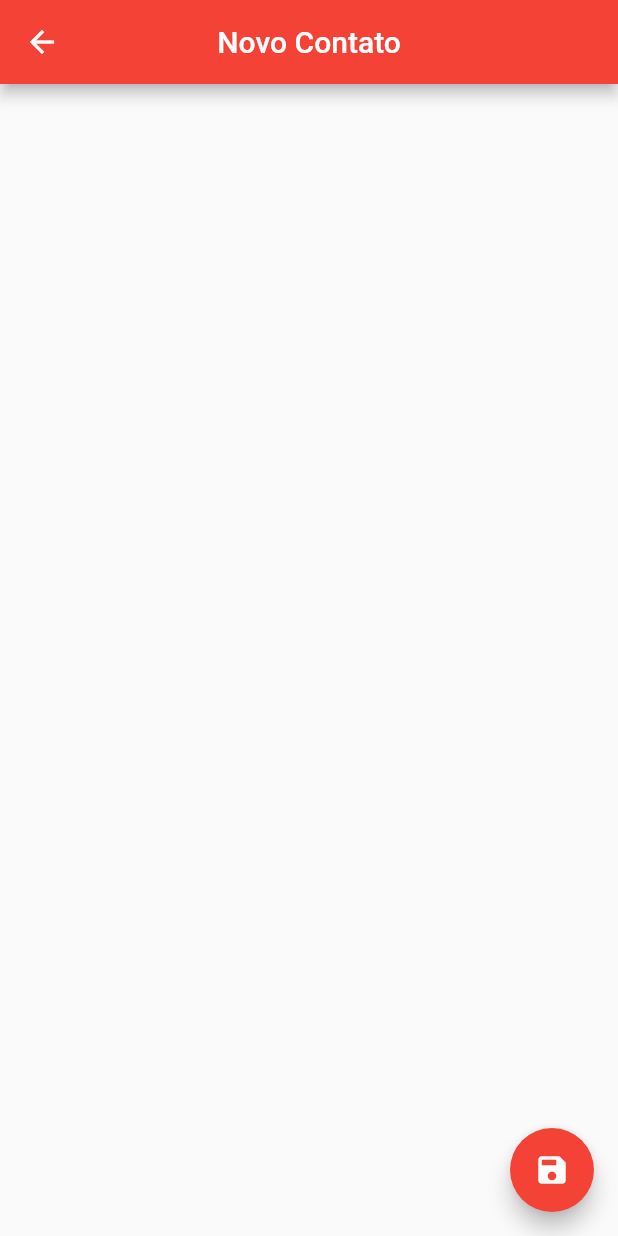
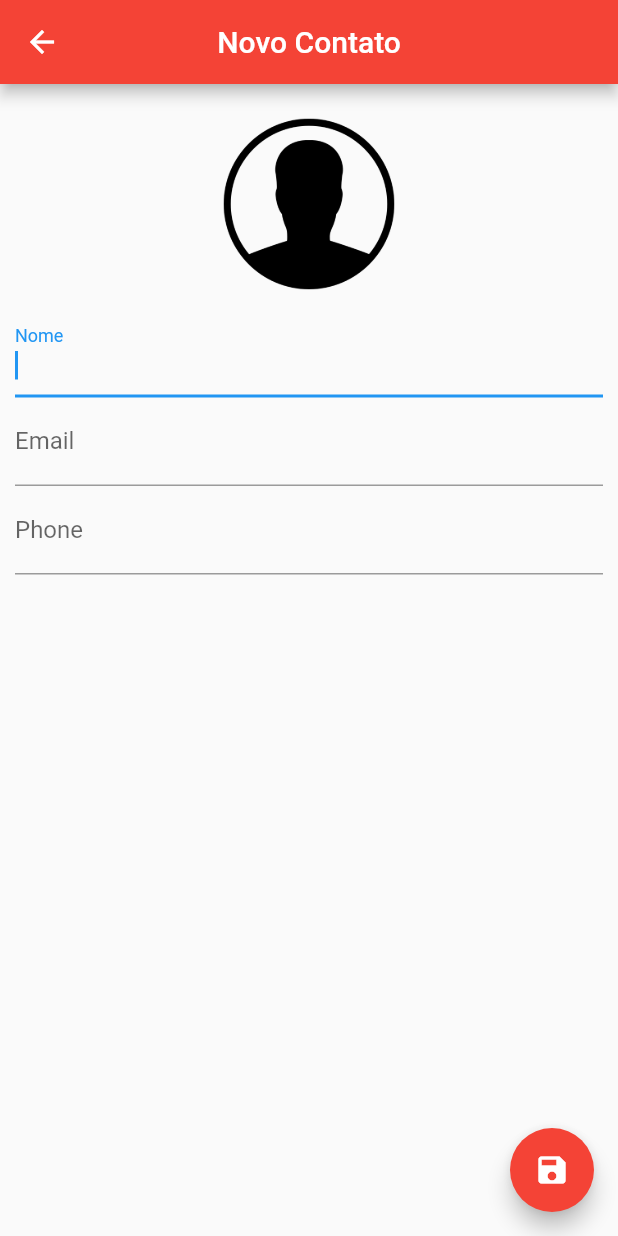
Before and after one commit to r41l1m4/agenda_contatos, a Flutter app: the ContactPage screen opened directly, after a tap on the "save" icon, on a phone screen of 412 x 824 dp. Run offline on Flutter 3.47's test engine with Material 2 defaults, Android fonts, the phone set to English and light mode, and no system bars; our stand-ins replace sqflite; accounts and stored records are empty.

Commit message:
navegacao entre telas e algumas funcoes de manipulacao de contatos

```diff
--- a/lib/ui/contact_page.dart
+++ b/lib/ui/contact_page.dart
@@ -1,3 +1,5 @@
+import 'dart:io';
+
 import 'package:agenda_contatos/helpers/contact_helper.dart';
 import 'package:flutter/material.dart';
 
@@ -13,6 +15,13 @@ class ContactPage extends StatefulWidget {
 class _ContactPageState extends State<ContactPage> {
 
   Contact _editedContact;
+  bool _userEdited = false;
+
+  final _nameController = TextEditingController();
+  final _emailController = TextEditingController();
+  final _phoneController = TextEditingController();
+
+  final _nameFocus = FocusNode();
 
   @override
   void initState() {
@@ -22,6 +31,9 @@ class _ContactPageState extends State<ContactPage> {
       _editedContact = Contact();
     }else {
       _editedContact = Contact.fromMap(widget.contact.toMap());
+      _nameController.text = _editedContact.name;
+      _emailController.text = _editedContact.email;
+      _phoneController.text = _editedContact.phone;
     }
   }
 
@@ -34,9 +46,65 @@ class _ContactPageState extends State<ContactPage> {
         centerTitle: true,
       ),
       floatingActionButton: FloatingActionButton(
-          onPressed: () {},
+          onPressed: () {
+            if(_editedContact.name != null && _editedContact.name.isNotEmpty) {
+              Navigator.pop(context, _editedContact);
+            }else {
+              FocusScope.of(context).requestFocus(_nameFocus);
+            }
+          },
           child: Icon(Icons.save),
           backgroundColor: Colors.red,
+      ),
+      body: SingleChildScrollView(
+        padding: EdgeInsets.all(10.0),
+        child: Column(
+          children: <Widget>[
+            GestureDetector(
+              child: Container(
+                width: 140.0,
+                height: 140.0,
+                decoration: BoxDecoration(
+                  shape: BoxShape.circle,
+                  image: DecorationImage(
+                    image: _editedContact.img != null ?
+                    FileImage(File(_editedContact.img)) :
+                    AssetImage("images/person.png"),
+                  ),
+                ),
+              ),
+            ),
+            TextField(
+              controller: _nameController,
+              focusNode: _nameFocus,
+              decoration: InputDecoration(labelText: "Nome"),
+              onChanged: (text) {
+                _userEdited = true;
+                setState(() {
+                  _editedContact.name = text;
+                });
+              },
+            ),
+            TextField(
+              controller: _emailController,
+              decoration: InputDecoration(labelText: "Email"),
+              onChanged: (text) {
+                _userEdited = true;
+                _editedContact.email = text;
+              },
+              keyboardType: TextInputType.emailAddress,
+            ),
+            TextField(
+              controller: _phoneController,
+              decoration: InputDecoration(labelText: "Phone"),
+              onChanged: (text) {
+                _userEdited = true;
+                _editedContact.phone = text;
+              },
+              keyboardType: TextInputType.phone,
+            ),
+          ],
+        ),
       ),
     );
   }
```
Also changed, not shown: lib/ui/home_page.dart (+32 -6 lines).
